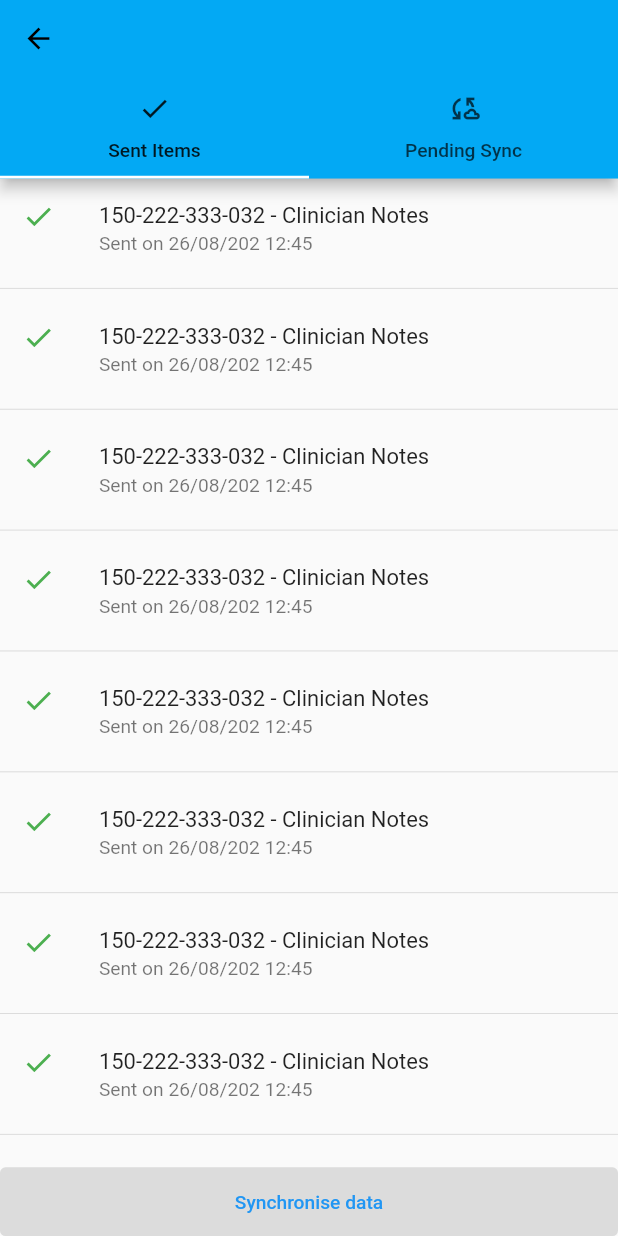
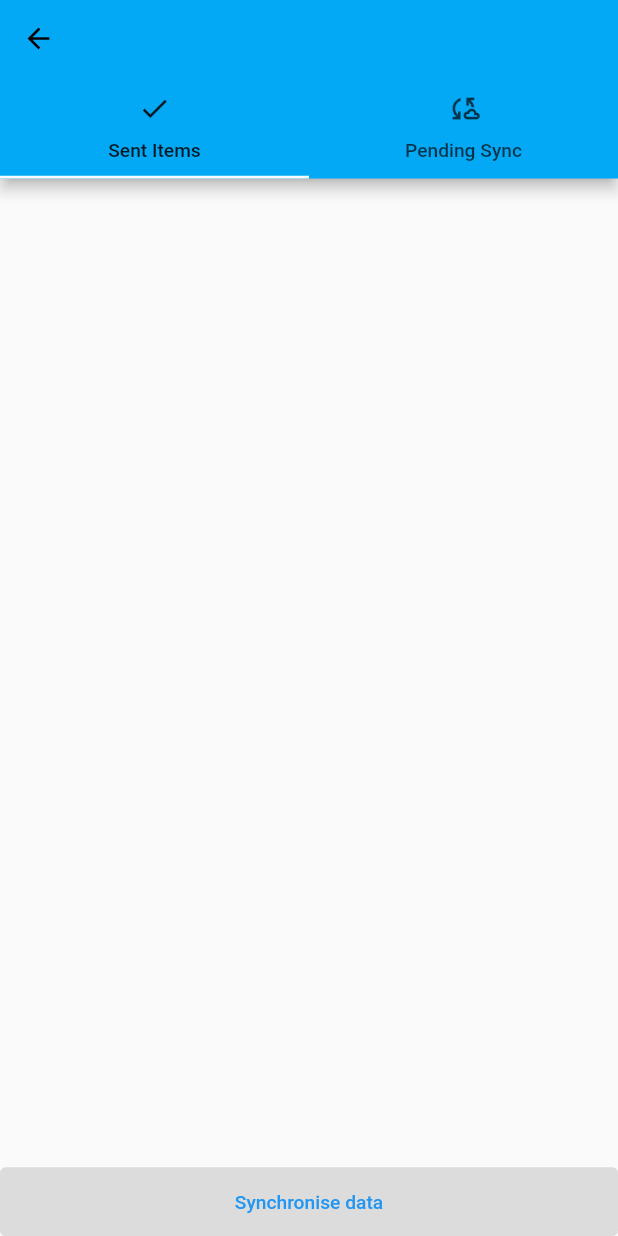
Before and after one commit to botswana-harvard/edc-document-archieve, a Flutter app: the SentItemScreen screen opened by its route, on a phone screen of 412 x 824 dp. Run offline on Flutter 3.47's test engine with Material 2 defaults, Android fonts, the phone set to English and light mode, and no system bars; our stand-ins replace bloc, bloc_concurrency, cool_alert, dio, equatable, expansion_tile_card and 12 more; accounts and stored records are empty.

Commit message:
add sent items

```diff
--- a/lib/src/api/repository/offline/authentication_offline_repository.dart
+++ b/lib/src/api/repository/offline/authentication_offline_repository.dart
@@ -2,6 +2,7 @@ import 'dart:convert';
 
 import 'package:crypto/crypto.dart';
 import 'package:edc_document_archieve/src/api/repository/offline/local_storage_repository.dart';
+import 'package:edc_document_archieve/src/core/models/item.dart';
 import 'package:edc_document_archieve/src/core/models/user_account.dart';
 import 'package:edc_document_archieve/src/providers/authentication_provider.dart';
 import 'package:edc_document_archieve/src/utils/constants/constants.dart';
--- a/lib/src/api/repository/offline/local_storage_repository.dart
+++ b/lib/src/api/repository/offline/local_storage_repository.dart
@@ -1,4 +1,5 @@
 import 'package:edc_document_archieve/src/core/models/gallery_item.dart';
+import 'package:edc_document_archieve/src/core/models/item.dart';
 import 'package:edc_document_archieve/src/core/models/participant_crf.dart';
 import 'package:edc_document_archieve/src/core/models/participant_non_crf.dart';
 import 'package:edc_document_archieve/src/core/models/study_document.dart';
@@ -19,13 +20,13 @@ abstract class LocalStorageRepository {
   static Future<void> setupLocalStorage() async {
     await Hive.initFlutter();
     var appDir = await getApplicationDocumentsDirectory();
-    // Hive.registerAdapter(AppColorsAdapter());
-    // Hive.registerAdapter(ThemesAdapter());
+
     Hive.registerAdapter(UserAccountAdapter());
     Hive.registerAdapter(StudyDocumentAdapter());
     Hive.registerAdapter(ParticipantCrfAdapter());
     Hive.registerAdapter(ParticipantNonCrfAdapter());
     Hive.registerAdapter(GalleryItemAdapter());
+    Hive.registerAdapter(ItemAdapter());
     await Hive.openBox(kAppStorageBox, path: appDir.path, crashRecovery: true);
     await Hive.openBox(kUserAccountsBox,
         path: appDir.path, crashRecovery: true);
--- a/lib/src/api/repository/online/base_online_repository.dart
+++ b/lib/src/api/repository/online/base_online_repository.dart
@@ -11,8 +11,6 @@ abstract class BaseOnlineRepository {
       'http://flourish-dev.bhp.org.bw/edc_da_api/';
   static const String tdUrl = 'https://td-test.bhp.org.bw/edc_da_api/';
   //td test url ---> 'https://td-test.bhp.org.bw/edc_da_api/';
-
-  ///10.113.201.239
 
   BaseOnlineRepository() {
     /// dio base settings
--- a/lib/src/api/wrapper/document_archieve_wrapper.dart
+++ b/lib/src/api/wrapper/document_archieve_wrapper.dart
@@ -2,6 +2,7 @@ import 'package:dio/dio.dart';
 import 'package:edc_document_archieve/src/api/repository/online/base_online_repository.dart';
 import 'package:edc_document_archieve/src/api/wrapper/base_storage_wrapper.dart';
 import 'package:edc_document_archieve/src/core/models/gallery_item.dart';
+import 'package:edc_document_archieve/src/core/models/item.dart';
 import 'package:edc_document_archieve/src/core/models/participant_crf.dart';
 import 'package:edc_document_archieve/src/core/models/participant_non_crf.dart';
 import 'package:edc_document_archieve/src/core/models/study_document.dart';
@@ -112,6 +113,11 @@ class DocumentArchieveWrapper extends BaseStorageWrapper
 
     switch (response.statusCode) {
       case 200:
+        archieveOffLineRepository.saveItems(
+          pid: data['subject_identifier'],
+          form: data['model_name'],
+          dateCaptured: data['date_captured'],
+        );
         return 'Success';
       case 400:
         return 'Bad Request';
@@ -234,4 +240,9 @@ class DocumentArchieveWrapper extends BaseStorageWrapper
   Future<void> loadDataFromApi() async {
     await saveDataLocalStorage();
   }
+
+  @override
+  List<Item> getSentForms() {
+    return archieveOffLineRepository.getSentForms();
+  }
 }
--- /dev/null
+++ b/lib/src/core/models/item.dart
@@ -0,0 +1,32 @@
+import 'package:hive/hive.dart';
+import 'package:json_annotation/json_annotation.dart';
+
+part 'gen/item.g.dart';
+
+@JsonSerializable(explicitToJson: true)
+@HiveType(typeId: 6)
+class Item {
+  Item({
+    required this.pid,
+    required this.form,
+    required this.status,
+    required this.created,
+  });
+
+  // id image (image url) to use in hero animation
+  @HiveField(1)
+  final String pid;
+  // image url
+  @HiveField(2)
+  final String form;
+
+  @HiveField(3)
+  final String created;
+
+  @HiveField(4)
+  final String status;
+
+  factory Item.fromJson(Map<String, dynamic> data) => _$ItemFromJson(data);
+
+  Map<String, dynamic> toJson() => _$ItemToJson(this);
+}
--- a/lib/src/providers/document_archieve_provider.dart
+++ b/lib/src/providers/document_archieve_provider.dart
@@ -1,3 +1,4 @@
+import 'package:edc_document_archieve/src/core/models/item.dart';
 import 'package:edc_document_archieve/src/core/models/participant_crf.dart';
 import 'package:edc_document_archieve/src/core/models/participant_non_crf.dart';
 import 'package:edc_document_archieve/src/core/models/study_document.dart';
@@ -51,4 +52,6 @@ abstract class DocumentArchieveProvider {
   });
 
   Future<void> loadDataFromApi();
+
+  List<Item> getSentForms();
 }
--- a/lib/src/services/bloc/document_archive_bloc.dart
+++ b/lib/src/services/bloc/document_archive_bloc.dart
@@ -3,6 +3,7 @@ import 'dart:async';
 import 'package:bloc/bloc.dart';
 import 'package:bloc_concurrency/bloc_concurrency.dart';
 import 'package:edc_document_archieve/src/core/models/gallery_item.dart';
+import 'package:edc_document_archieve/src/core/models/item.dart';
 import 'package:edc_document_archieve/src/core/models/participant_crf.dart';
 import 'package:edc_document_archieve/src/core/models/participant_non_crf.dart';
 import 'package:edc_document_archieve/src/core/models/study_document.dart';
@@ -329,4 +330,12 @@ class DocumentArchieveBloc
   void refreshData() {
     add(DocumentArchieveDataRefreshed());
   }
+
+  List<Item> get sentItems {
+    return documentArchieveRepository.getSentForms();
+  }
+
+  List<Item> get pendingItems {
+    return [];
+  }
 }
--- a/lib/src/ui/screens/base/sub_screens/pids/pids_screen.dart
+++ b/lib/src/ui/screens/base/sub_screens/pids/pids_screen.dart
@@ -153,7 +153,6 @@ class _PidsScreenState extends State<PidsScreen> {
             actionButtons: [
               IconButton(
                 onPressed: () {
-                  logger.e('Sent items...');
                   Navigator.pushNamed(context, kSentItemsRoute);
                 },
                 icon: const Icon(Icons.receipt_rounded, color: kDarkBlue),
--- a/lib/src/ui/screens/base/sub_screens/pids/sub_screens/sent_items.dart
+++ b/lib/src/ui/screens/base/sub_screens/pids/sub_screens/sent_items.dart
@@ -1,7 +1,14 @@
+import 'package:edc_document_archieve/src/config/injector.dart';
+import 'package:edc_document_archieve/src/services/bloc/document_archive_bloc.dart';
+import 'package:edc_document_archieve/src/services/bloc/states/document_archive_state.dart';
 import 'package:flutter/material.dart';
+import 'package:flutter_bloc/flutter_bloc.dart';
+import 'package:recase/recase.dart';
 
 class SentItemScreen extends StatelessWidget {
-  const SentItemScreen({Key? key}) : super(key: key);
+  SentItemScreen({Key? key}) : super(key: key);
+
+  final _archieveBloc = Injector.resolve<DocumentArchieveBloc>();
   @override
   Widget build(BuildContext context) {
     return DefaultTabController(
@@ -21,22 +28,28 @@ class SentItemScreen extends StatelessWidget {
             ],
           ),
         ),
-        body: TabBarView(
+        body: BlocConsumer<DocumentArchieveBloc, DocumentArchieveState>(
+          bloc: _archieveBloc,
+          listener: (BuildContext context, DocumentArchieveState state) {},
+          builder: (BuildContext context, DocumentArchieveState state) {
+            return TabBarView(
               children: [
                 SizedBox(
                   height: MediaQuery.of(context).size.height,
                   child: ListView.separated(
                     itemBuilder: (context, index) {
-                  return const ListTile(
-                    leading: Icon(Icons.check, color: Colors.green),
-                    title: Text('150-222-333-032 - Clinician Notes'),
-                    subtitle: Text('Sent on 26/08/202 12:45'),
+                      return ListTile(
+                        leading: const Icon(Icons.check, color: Colors.green),
+                        title: Text(
+                            '${_archieveBloc.sentItems[index].pid} - ${_archieveBloc.sentItems[index].form.titleCase}'),
+                        subtitle: Text(
+                            'Sent on ${_archieveBloc.sentItems[index].created}'),
                       );
                     },
                     separatorBuilder: (context, index) {
                       return const Divider();
                     },
-                itemCount: 20,
+                    itemCount: _archieveBloc.sentItems.length,
                   ),
                 ),
                 SizedBox(
@@ -44,8 +57,8 @@ class SentItemScreen extends StatelessWidget {
                   child: ListView.separated(
                     itemBuilder: (context, index) {
                       return ListTile(
-                    leading:
-                        const Icon(Icons.cloud_off_outlined, color: Colors.red),
+                        leading: const Icon(Icons.cloud_off_outlined,
+                            color: Colors.red),
                         title: const Text('150-222-333-032 - Clinician Notes'),
                         subtitle: const Text('Added on 26/08/202 12:45'),
                         trailing: Checkbox(
@@ -61,6 +74,8 @@ class SentItemScreen extends StatelessWidget {
                   ),
                 ),
               ],
+            );
+          },
         ),
         bottomNavigationBar: Container(
           height: 50,
--- a/lib/src/utils/routes.dart
+++ b/lib/src/utils/routes.dart
@@ -22,5 +22,5 @@ List<GetPage<dynamic>> pages = [
   GetPage(name: kCreateCRFormRoute, page: () => const CreateCRFormScreen()),
   GetPage(
       name: kCreateNonCRFormRoute, page: () => const CreateNonCRFormScreen()),
-  GetPage(name: kSentItemsRoute, page: () => const SentItemScreen()),
+  GetPage(name: kSentItemsRoute, page: () => SentItemScreen()),
 ];
```
Also changed, not shown: lib/src/api/repository/offline/document_archieve_offline_repository.dart (+39 -1 lines), lib/src/core/models/gen/item.g.dart (added), 6 other files. Lines whose indentation alone changed are shown as unchanged.
